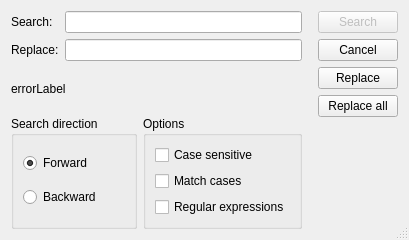
Before: the Qt Designer form application/findreplace.ui in inyokaproject/inyokaedit, drawn with Qt 5.
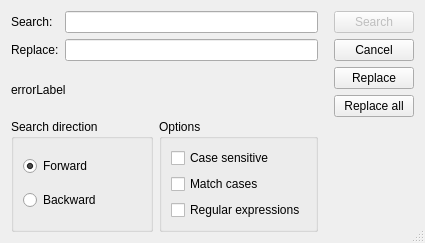
After: the same form once the commit is applied. Icons and pictures are not drawn.

The edit to the form file:
```diff
--- a/application/findreplace.ui
+++ b/application/findreplace.ui
@@ -6,8 +6,8 @@
    <rect>
     <x>0</x>
     <y>0</y>
-    <width>409</width>
-    <height>240</height>
+    <width>425</width>
+    <height>243</height>
    </rect>
   </property>
   <property name="windowTitle">
```
Left out of the diff: 2 changed lines with no effect on the pictures.
